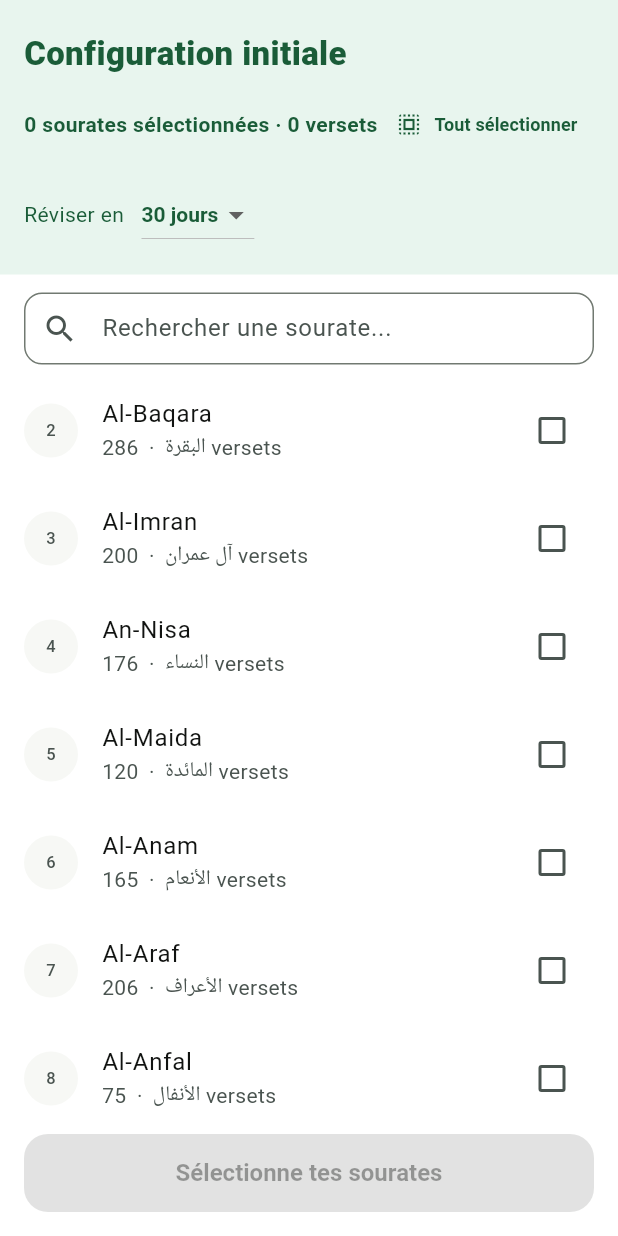
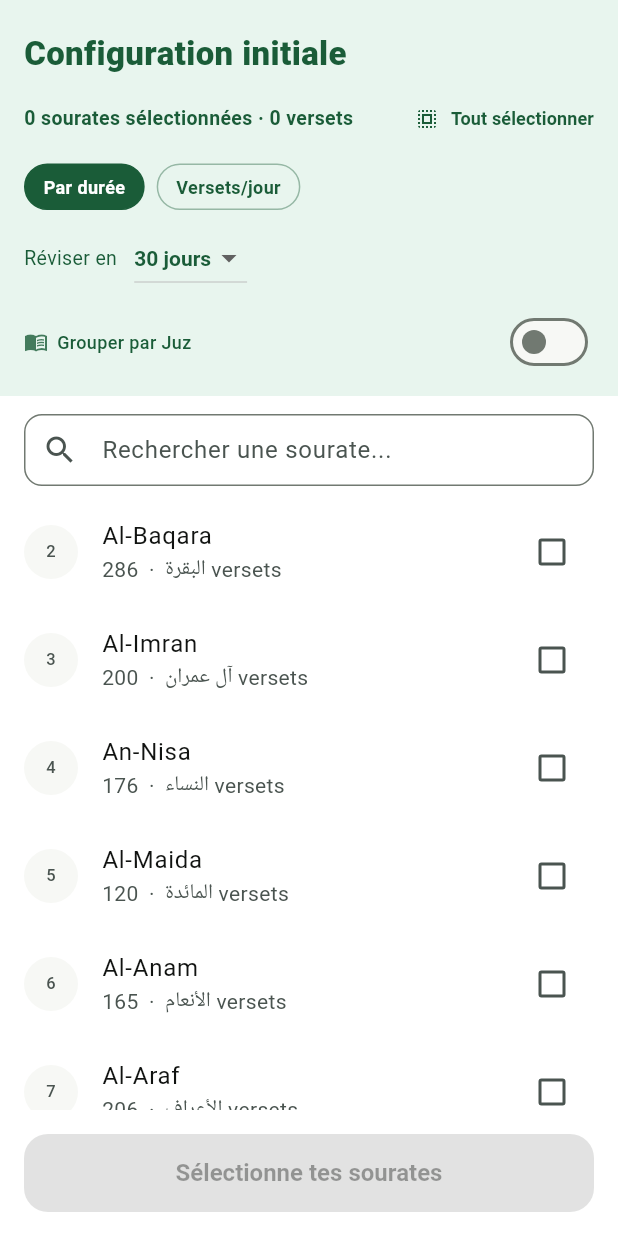
Before and after one commit to aelhirech/quran-revision, a Flutter app: the screen it shows after launch, on a phone screen of 412 x 824 dp. Run offline on Flutter 3.47's test engine with Material 3 defaults, Android fonts, the phone set to English and light mode, and no system bars; our stand-ins replace flutter_animate, flutter_local_notifications, google_fonts, shared_preferences; missing offline and left inert: quran.

Commit message:
Phase 3g: groupement par Juz + versets/jour dans l onboarding
- UserConfig.versesPerDay (nullable) + effectiveDays() calcule la duree auto
- RevisionEngine utilise effectiveDays() au lieu de revisionDays directement
- Onboarding redesigne :
  * Toggle "Par duree / Versets/jour" avec stepper +5/-5 et estimation en temps reel
  * Toggle "Grouper par Juz" : headers verts intercales dans la liste
  * Bouton "Tout selectionner / Tout deselectionner" conserve
  * Recherche desactive le groupement (liste plate pour plus de lisibilite)

Co-Authored-By: Claude Sonnet 4.6 <noreply@anthropic.com>

```diff
--- a/lib/core/revision_engine.dart
+++ b/lib/core/revision_engine.dart
@@ -67,9 +67,10 @@ class RevisionEngine {
         : rawUnits;
     final cycleTotal = units.length;
 
+    final totalVerses = config.learnedSourates.fold(0, (s, v) => s + v.verses);
     final daysElapsed = today.difference(config.startDate).inDays;
-    final daysRemaining =
-        (config.revisionDays - daysElapsed).clamp(1, config.revisionDays);
+    final effectiveDays = config.effectiveDays(totalVerses);
+    final daysRemaining = (effectiveDays - daysElapsed).clamp(1, effectiveDays);
 
     // Slots pondérés : les sunna/tahiyyat (hors witr) comptent pour 0.5 slot
     final totalSuratRakaas = prayersAlone
--- a/lib/core/strings.dart
+++ b/lib/core/strings.dart
@@ -70,6 +70,12 @@ class S {
   static String get toutDeselectionner => _t('Tout désélectionner', 'Deselect all');
   static String get aleatoireLabel => _t('Ordre aléatoire', 'Random order');
   static String get aleatoireSubtitle => _t('Mélange les unités à chaque nouveau cycle', 'Shuffles units each new cycle');
+  static String get parDuree => _t('Par durée', 'By duration');
+  static String get parVersetsJour => _t('Versets/jour', 'Verses/day');
+  static String get joursEstimes => _t('jours estimés', 'estimated days');
+  static String get regrouperParJuz => _t('Grouper par Juz', 'Group by Juz');
+  static String juz(int n) => 'Juz $n';
+  static String versetsParJour(int n) => _t('$n versets/jour', '$n verses/day');
 
   // Notifications
   static String get notifMatinTitle => _t('Révision du Coran 🕌', 'Quran Revision 🕌');
--- a/lib/models/user_config.dart
+++ b/lib/models/user_config.dart
@@ -5,24 +5,38 @@ class UserConfig {
   final int revisionDays;
   final DateTime startDate;
   final bool shuffleEnabled;
+  final int? versesPerDay;
 
   const UserConfig({
     required this.learnedSourates,
     required this.revisionDays,
     required this.startDate,
     this.shuffleEnabled = true,
+    this.versesPerDay,
   });
+
+  /// Jours effectifs : calculé depuis versesPerDay si disponible, sinon revisionDays.
+  int effectiveDays(int totalVerses) {
+    if (versesPerDay != null && versesPerDay! > 0) {
+      return (totalVerses / versesPerDay!).ceil().clamp(1, 9999);
+    }
+    return revisionDays;
+  }
 
   UserConfig copyWith({
     List<Sourate>? learnedSourates,
     int? revisionDays,
     DateTime? startDate,
     bool? shuffleEnabled,
-  }) => UserConfig(
+    int? versesPerDay,
+    bool clearVersesPerDay = false,
+  }) =>
+      UserConfig(
         learnedSourates: learnedSourates ?? this.learnedSourates,
         revisionDays: revisionDays ?? this.revisionDays,
         startDate: startDate ?? this.startDate,
         shuffleEnabled: shuffleEnabled ?? this.shuffleEnabled,
+        versesPerDay: clearVersesPerDay ? null : (versesPerDay ?? this.versesPerDay),
       );
 
   Map<String, dynamic> toJson() => {
@@ -30,19 +44,24 @@ class UserConfig {
         'revisionDays': revisionDays,
         'startDate': startDate.toIso8601String(),
         'shuffleEnabled': shuffleEnabled,
+        'versesPerDay': versesPerDay,
       };
 
   factory UserConfig.fromJson(Map<String, dynamic> j) {
     try {
       return UserConfig(
         learnedSourates: (j['learnedSourates'] as List? ?? [])
-            .map((s) => Sourate.fromJson(s as Map<String, dynamic>)).toList(),
+            .map((s) => Sourate.fromJson(s as Map<String, dynamic>))
+            .toList(),
         revisionDays: j['revisionDays'] as int? ?? 30,
-        startDate: DateTime.tryParse(j['startDate'] as String? ?? '') ?? DateTime.now(),
+        startDate:
+            DateTime.tryParse(j['startDate'] as String? ?? '') ?? DateTime.now(),
         shuffleEnabled: j['shuffleEnabled'] as bool? ?? true,
+        versesPerDay: j['versesPerDay'] as int?,
       );
     } catch (_) {
-      return UserConfig(learnedSourates: const [], revisionDays: 30, startDate: DateTime.now());
+      return UserConfig(
+          learnedSourates: const [], revisionDays: 30, startDate: DateTime.now());
     }
   }
 }
--- a/lib/screens/onboarding_screen.dart
+++ b/lib/screens/onboarding_screen.dart
@@ -1,11 +1,12 @@
 import 'package:flutter/material.dart';
 import 'package:provider/provider.dart';
+import 'package:quran/quran.dart' as quran;
+import '../core/app_colors.dart';
 import '../core/quran_data.dart';
 import '../core/strings.dart';
 import '../state/app_state.dart';
 import '../models/sourate.dart';
 import '../models/user_config.dart';
-import 'shell_screen.dart';
 
 class OnboardingScreen extends StatefulWidget {
   const OnboardingScreen({super.key});
@@ -17,6 +18,9 @@ class OnboardingScreen extends StatefulWidget {
 class _OnboardingScreenState extends State<OnboardingScreen> {
   final Set<int> _selectedIds = {};
   int _revisionDays = 30;
+  int _versesPerDay = 20;
+  bool _useVersesPerDay = false;
+  bool _groupByJuz = false;
   String _search = '';
 
   List<Sourate> get _filtered => allSourates
@@ -26,21 +30,43 @@ class _OnboardingScreenState extends State<OnboardingScreen> {
           s.id.toString() == _search)
       .toList();
 
+  int get _totalVerses => allSourates
+      .where((s) => _selectedIds.contains(s.id))
+      .fold(0, (sum, s) => sum + s.verses);
+
+  int get _estimatedDays => _useVersesPerDay && _versesPerDay > 0
+      ? (_totalVerses / _versesPerDay).ceil().clamp(1, 9999)
+      : _revisionDays;
+
+  /// Construit la liste plate : soit sourates seules, soit [juzHeader, ...sourates]
+  List<Object> get _listItems {
+    final sourates = _filtered;
+    if (!_groupByJuz || _search.isNotEmpty) return sourates;
+
+    final result = <Object>[];
+    int? currentJuz;
+    for (final s in sourates) {
+      final juz = quran.getJuzNumber(s.id, 1);
+      if (juz != currentJuz) {
+        currentJuz = juz;
+        result.add(juz); // int = header
+      }
+      result.add(s);
+    }
+    return result;
+  }
+
   Future<void> _confirm() async {
     if (_selectedIds.isEmpty) return;
     final sourates =
         allSourates.where((s) => _selectedIds.contains(s.id)).toList();
     final config = UserConfig(
       learnedSourates: sourates,
-      revisionDays: _revisionDays,
+      revisionDays: _useVersesPerDay ? _estimatedDays : _revisionDays,
       startDate: DateTime.now(),
+      versesPerDay: _useVersesPerDay ? _versesPerDay : null,
     );
     await context.read<AppState>().saveConfig(config);
-    if (mounted) {
-      Navigator.of(context).pushReplacement(
-        MaterialPageRoute(builder: (_) => const ShellScreen()),
-      );
-    }
   }
 
   @override
@@ -52,47 +78,8 @@ class _OnboardingScreenState extends State<OnboardingScreen> {
         child: Column(
           children: [
             _header(cs),
-            Padding(
-              padding: const EdgeInsets.fromLTRB(16, 12, 16, 8),
-              child: TextField(
-                decoration: InputDecoration(
-                  hintText: S.rechercherSourate,
-                  prefixIcon: const Icon(Icons.search),
-                  border: OutlineInputBorder(
-                      borderRadius: BorderRadius.circular(12)),
-                  contentPadding: const EdgeInsets.symmetric(horizontal: 12),
-                ),
-                onChanged: (v) => setState(() => _search = v),
-              ),
-            ),
-            Expanded(
-              child: ListView.builder(
-                itemCount: _filtered.length,
-                itemBuilder: (_, i) {
-                  final s = _filtered[i];
-                  final selected = _selectedIds.contains(s.id);
-                  return CheckboxListTile(
-                    value: selected,
-                    onChanged: (_) => setState(() {
-                      selected
-                          ? _selectedIds.remove(s.id)
-                          : _selectedIds.add(s.id);
-                    }),
-                    title: Text(s.nameFr),
-                    subtitle: Text('${s.nameAr}  ·  ${s.verses} ${S.versetsLabel}'),
-                    secondary: CircleAvatar(
-                      backgroundColor:
-                          selected ? cs.primary : cs.surfaceContainerHighest,
-                      foregroundColor:
-                          selected ? cs.onPrimary : cs.onSurfaceVariant,
-                      radius: 18,
-                      child: Text('${s.id}',
-                          style: const TextStyle(fontSize: 11)),
-                    ),
-                  );
-                },
-              ),
-            ),
+            _searchBar(cs),
+            Expanded(child: _list(cs)),
             _footer(cs),
           ],
         ),
@@ -101,13 +88,10 @@ class _OnboardingScreenState extends State<OnboardingScreen> {
   }
 
   Widget _header(ColorScheme cs) {
-    final totalVerses = allSourates
-        .where((s) => _selectedIds.contains(s.id))
-        .fold(0, (sum, s) => sum + s.verses);
     return Container(
       width: double.infinity,
       color: cs.primaryContainer,
-      padding: const EdgeInsets.fromLTRB(16, 20, 16, 16),
+      padding: const EdgeInsets.fromLTRB(16, 20, 16, 12),
       child: Column(
         crossAxisAlignment: CrossAxisAlignment.start,
         children: [
@@ -117,14 +101,18 @@ class _OnboardingScreenState extends State<OnboardingScreen> {
                   fontWeight: FontWeight.w800,
                   color: cs.onPrimaryContainer)),
           const SizedBox(height: 8),
+          // Compteur + Tout sélectionner
           Row(
             mainAxisAlignment: MainAxisAlignment.spaceBetween,
             children: [
-              Text(S.souratesCount(_selectedIds.length, totalVerses),
+              Text(S.souratesCount(_selectedIds.length, _totalVerses),
                   style: TextStyle(
                       fontWeight: FontWeight.w600,
-                      color: cs.onPrimaryContainer)),
+                      color: cs.onPrimaryContainer,
+                      fontSize: 13)),
               TextButton.icon(
+                style: TextButton.styleFrom(
+                    padding: EdgeInsets.zero, tapTargetSize: MaterialTapTargetSize.shrinkWrap),
                 onPressed: () => setState(() {
                   if (_selectedIds.length == allSourates.length) {
                     _selectedIds.clear();
@@ -137,7 +125,7 @@ class _OnboardingScreenState extends State<OnboardingScreen> {
                       ? Icons.deselect
                       : Icons.select_all,
                   color: cs.onPrimaryContainer,
-                  size: 18,
+                  size: 16,
                 ),
                 label: Text(
                   _selectedIds.length == allSourates.length
@@ -151,11 +139,56 @@ class _OnboardingScreenState extends State<OnboardingScreen> {
               ),
             ],
           ),
-          const SizedBox(height: 12),
+          const SizedBox(height: 10),
+          // Durée : par jours ou par versets/jour
+          _durationRow(cs),
+          const SizedBox(height: 8),
+          // Grouper par Juz
+          Row(
+            children: [
+              Icon(Icons.menu_book_outlined,
+                  size: 16, color: cs.onPrimaryContainer.withValues(alpha: 0.8)),
+              const SizedBox(width: 6),
+              Text(S.regrouperParJuz,
+                  style: TextStyle(
+                      fontSize: 12,
+                      color: cs.onPrimaryContainer,
+                      fontWeight: FontWeight.w500)),
+              const Spacer(),
+              Switch.adaptive(
+                value: _groupByJuz,
+                onChanged: (v) => setState(() => _groupByJuz = v),
+                activeThumbColor: cs.primary,
+              ),
+            ],
+          ),
+        ],
+      ),
+    );
+  }
+
+  Widget _durationRow(ColorScheme cs) {
+    return Column(
+      crossAxisAlignment: CrossAxisAlignment.start,
+      children: [
+        // Toggle Par durée / Par versets/jour
+        Row(
+          children: [
+            _modeChip(cs, label: S.parDuree, active: !_useVersesPerDay,
+                onTap: () => setState(() => _useVersesPerDay = false)),
+            const SizedBox(width: 8),
+            _modeChip(cs, label: S.parVersetsJour, active: _useVersesPerDay,
+                onTap: () => setState(() => _useVersesPerDay = true)),
+          ],
+        ),
+        const SizedBox(height: 8),
+        if (!_useVersesPerDay)
+          // Sélecteur de jours
           Row(
             children: [
               Text(S.reviserEn,
-                  style: TextStyle(color: cs.onPrimaryContainer)),
+                  style: TextStyle(
+                      color: cs.onPrimaryContainer, fontSize: 13)),
               const SizedBox(width: 8),
               DropdownButton<int>(
                 value: _revisionDays,
@@ -166,12 +199,133 @@ class _OnboardingScreenState extends State<OnboardingScreen> {
                 onChanged: (v) => setState(() => _revisionDays = v!),
                 dropdownColor: cs.primaryContainer,
                 style: TextStyle(
-                    color: cs.onPrimaryContainer,
-                    fontWeight: FontWeight.w600),
+                    color: cs.onPrimaryContainer, fontWeight: FontWeight.w600),
               ),
             ],
+          )
+        else
+          // Stepper versets/jour + jours estimés
+          Row(
+            children: [
+              _stepperButton(cs, Icons.remove,
+                  () => setState(() => _versesPerDay = (_versesPerDay - 5).clamp(5, 500))),
+              const SizedBox(width: 8),
+              Text(S.versetsParJour(_versesPerDay),
+                  style: TextStyle(
+                      color: cs.onPrimaryContainer,
+                      fontWeight: FontWeight.w700,
+                      fontSize: 14)),
+              const SizedBox(width: 8),
+              _stepperButton(cs, Icons.add,
+                  () => setState(() => _versesPerDay = (_versesPerDay + 5).clamp(5, 500))),
+              const Spacer(),
+              if (_totalVerses > 0)
+                Text('→ ${S.joursDuration(_estimatedDays)} ${S.joursEstimes}',
+                    style: TextStyle(
+                        color: cs.onPrimaryContainer.withValues(alpha: 0.75),
+                        fontSize: 12,
+                        fontStyle: FontStyle.italic)),
+            ],
           ),
-        ],
+      ],
+    );
+  }
+
+  Widget _modeChip(ColorScheme cs,
+      {required String label, required bool active, required VoidCallback onTap}) {
+    return GestureDetector(
+      onTap: onTap,
+      child: AnimatedContainer(
+        duration: const Duration(milliseconds: 150),
+        padding: const EdgeInsets.symmetric(horizontal: 12, vertical: 6),
+        decoration: BoxDecoration(
+          color: active ? cs.primary : Colors.transparent,
+          borderRadius: BorderRadius.circular(20),
+          border: Border.all(
+              color: active ? cs.primary : cs.onPrimaryContainer.withValues(alpha: 0.4)),
+        ),
+        child: Text(label,
+            style: TextStyle(
+                fontSize: 12,
+                fontWeight: FontWeight.w600,
+                color: active ? cs.onPrimary : cs.onPrimaryContainer)),
+      ),
+    );
+  }
+
+  Widget _stepperButton(ColorScheme cs, IconData icon, VoidCallback onTap) {
+    return GestureDetector(
+      onTap: onTap,
+      child: Container(
+        width: 28,
+        height: 28,
+        decoration: BoxDecoration(
+          color: cs.primary,
+          shape: BoxShape.circle,
+        ),
+        child: Icon(icon, color: cs.onPrimary, size: 16),
+      ),
+    );
+  }
+
+  Widget _searchBar(ColorScheme cs) {
+    return Padding(
+      padding: const EdgeInsets.fromLTRB(16, 12, 16, 8),
+      child: TextField(
+        decoration: InputDecoration(
+          hintText: S.rechercherSourate,
+          prefixIcon: const Icon(Icons.search),
+          border:
+              OutlineInputBorder(borderRadius: BorderRadius.circular(12)),
+          contentPadding: const EdgeInsets.symmetric(horizontal: 12),
+        ),
+        onChanged: (v) => setState(() => _search = v),
+      ),
+    );
+  }
+
+  Widget _list(ColorScheme cs) {
+    final items = _listItems;
+    return ListView.builder(
+      itemCount: items.length,
+      itemBuilder: (_, i) {
+        final item = items[i];
+        if (item is int) return _juzHeader(cs, item);
+        final s = item as Sourate;
+        final selected = _selectedIds.contains(s.id);
+        return CheckboxListTile(
+          value: selected,
+          onChanged: (_) => setState(() {
+            selected ? _selectedIds.remove(s.id) : _selectedIds.add(s.id);
+          }),
+          title: Text(s.nameFr),
+          subtitle:
+              Text('${s.nameAr}  ·  ${s.verses} ${S.versetsLabel}'),
+          secondary: CircleAvatar(
+            backgroundColor:
+                selected ? cs.primary : cs.surfaceContainerHighest,
+            foregroundColor:
+                selected ? cs.onPrimary : cs.onSurfaceVariant,
+            radius: 18,
+            child:
+                Text('${s.id}', style: const TextStyle(fontSize: 11)),
+          ),
+        );
+      },
+    );
+  }
+
+  Widget _juzHeader(ColorScheme cs, int juz) {
+    return Container(
+      color: AppColors.greenContainer,
+      padding: const EdgeInsets.symmetric(horizontal: 16, vertical: 6),
+      child: Text(
+        S.juz(juz),
+        style: TextStyle(
+            fontSize: 12,
+            fontWeight: FontWeight.w700,
+            color: AppColors.green,
+            letterSpacing: 0.8),
       ),
     );
   }
```
